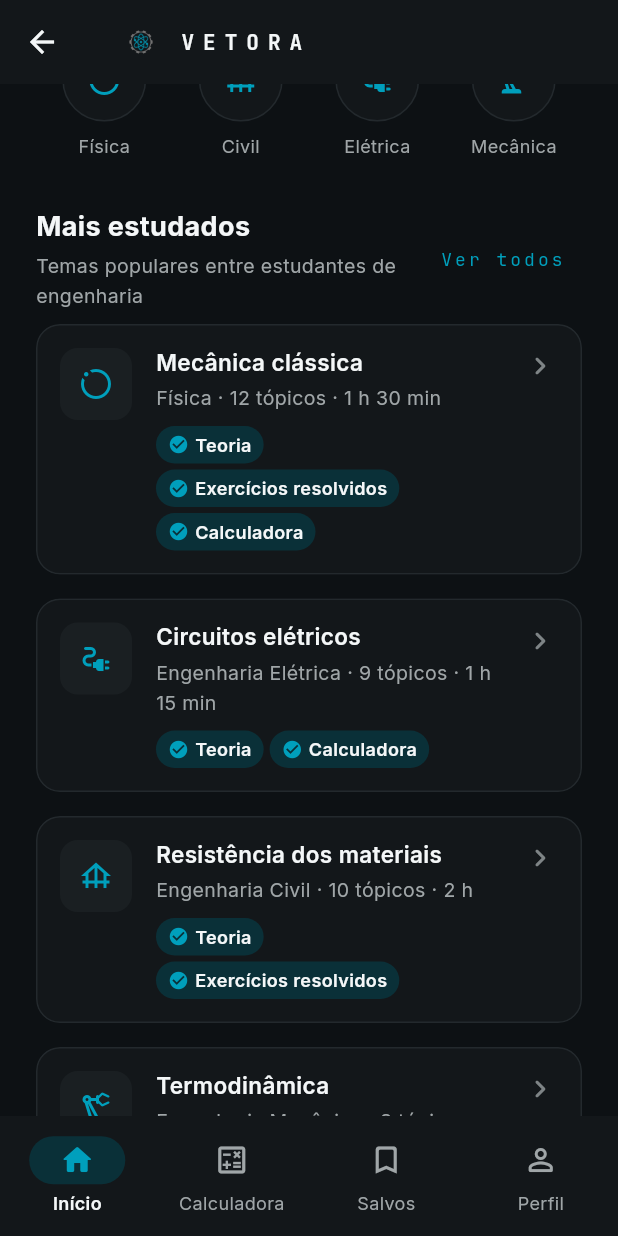
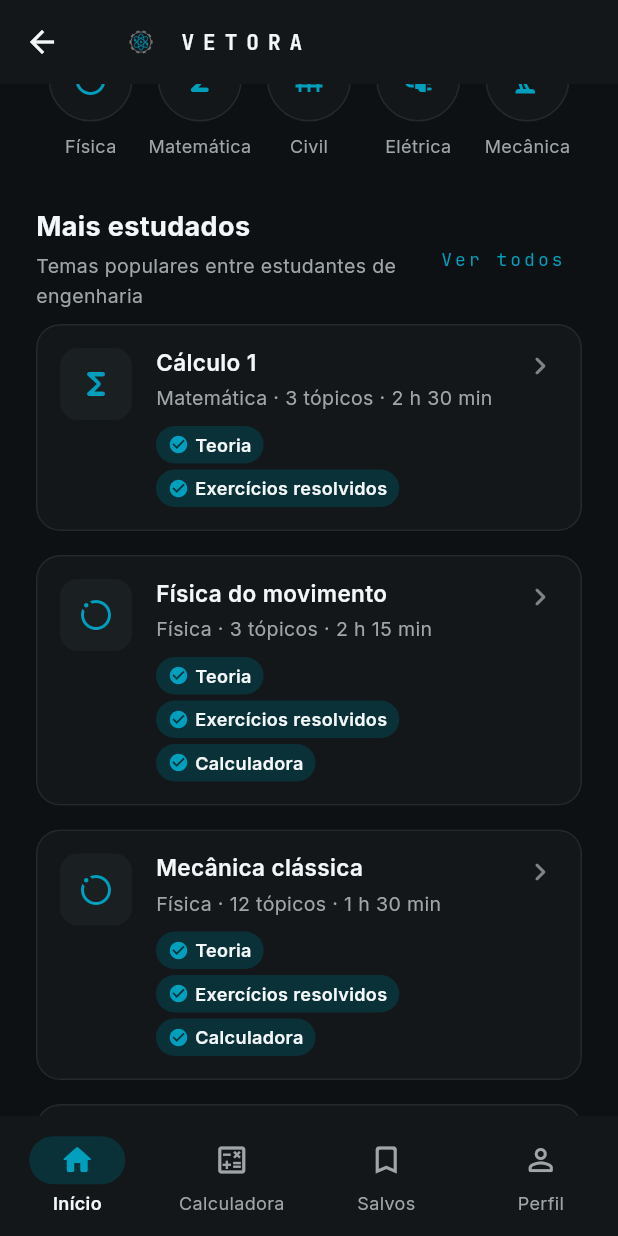
Before and after one commit to MaxDustD/vetora-app, a Flutter app: the AppShell screen opened by its route, scrolled down 576 dp, on a phone screen of 412 x 824 dp. Run offline on Flutter 3.47's test engine with Material 3 defaults, Android fonts, the phone set to English and light mode, and no system bars; our stand-ins replace shared_preferences; accounts and stored records are empty.

Commit message:
feat: adiciona material de Cálculo 1 e Física do movimento
- área Matemática e módulos Cálculo 1 e Física do movimento (Física 1)
- modelo de conteúdo: seções com blocos (parágrafo, fórmula, pontos-chave,
  exemplo resolvido) em uma classe selada
- seções de Cálculo 1: definição de função, limite e continuidade, derivadas
- seções de Física 1: unidades de medida, movimento, vetores
- repositório com fetchAll e fetchSections
- título de seção, esqueleto e mensagem de estado movidos para core/widgets

```diff
--- /dev/null
+++ b/lib/core/theme/app_layout.dart
@@ -0,0 +1,16 @@
+import 'dart:math' as math;
+
+import 'app_spacing.dart';
+
+/// Regras de layout compartilhadas pelas telas roláveis.
+abstract final class AppLayout {
+  /// Largura máxima de leitura (limite da classe de janela "compact").
+  static const double maxContentWidth = 600;
+
+  /// Margem lateral que centraliza o conteúdo em até [maxContentWidth] dp,
+  /// com no mínimo [AppSpacing.lg]. Calculada (em vez de um ConstrainedBox)
+  /// para funcionar em SliverPadding, mantendo a rolagem na tela toda.
+  static double horizontalPadding(double screenWidth) {
+    return math.max(AppSpacing.lg, (screenWidth - maxContentWidth) / 2);
+  }
+}
--- a/lib/features/home/presentation/widgets/section_header.dart
+++ b/lib/core/widgets/section_header.dart
@@ -1,8 +1,8 @@
 import 'package:flutter/material.dart';
 
-import '../../../../core/theme/app_colors.dart';
-import '../../../../core/theme/app_spacing.dart';
-import '../../../../core/theme/app_theme.dart';
+import '../theme/app_colors.dart';
+import '../theme/app_spacing.dart';
+import '../theme/app_theme.dart';
 
 /// Título de seção com ação opcional ("Ver todos").
 ///
--- a/lib/features/home/presentation/pages/home_page.dart
+++ b/lib/features/home/presentation/pages/home_page.dart
@@ -1,11 +1,12 @@
-import 'dart:math' as math;
-
 import 'package:flutter/foundation.dart';
 import 'package:flutter/material.dart';
 
 import '../../../../core/storage/onboarding_storage.dart';
 import '../../../../core/storage/profile_storage.dart';
+import '../../../../core/theme/app_layout.dart';
 import '../../../../core/theme/app_spacing.dart';
+import '../../../../core/widgets/section_header.dart';
+import '../../../../core/widgets/status_views.dart';
 import '../../../../core/widgets/vetora_header.dart';
 import '../../../modules/domain/engineering_area.dart';
 import '../../../modules/domain/study_module.dart';
@@ -15,10 +16,8 @@ import '../greeting.dart';
 import '../module_ordering.dart';
 import '../widgets/area_shortcuts.dart';
 import '../widgets/home_header.dart';
-import '../widgets/modules_states.dart';
 import '../widgets/profile_prompt_card.dart';
 import '../widgets/search_entry.dart';
-import '../widgets/section_header.dart';
 import '../widgets/study_focus_card.dart';
 
 /// Aba "Início": o resumo do dia e o ponto de partida.
@@ -52,7 +51,7 @@ class HomePage extends StatefulWidget {
   final DateTime Function() clock;
 
   /// Largura máxima de leitura (limite da classe de janela "compact").
-  static const double maxContentWidth = 600;
+  static const double maxContentWidth = AppLayout.maxContentWidth;
 
   @override
   State<HomePage> createState() => _HomePageState();
@@ -119,10 +118,7 @@ class _HomePageState extends State<HomePage> {
     final screenWidth = MediaQuery.sizeOf(context).width;
     // Em telas largas, o conteúdo fica com até 600 dp, centralizado; a área
     // de rolagem continua ocupando a tela toda.
-    final horizontalPadding = math.max(
-      AppSpacing.lg,
-      (screenWidth - HomePage.maxContentWidth) / 2,
-    );
+    final horizontalPadding = AppLayout.horizontalPadding(screenWidth);
     final profile = widget.profile;
     final openProfile =
         widget.onOpenProfile ?? () => _showComingSoon('O perfil');
@@ -223,13 +219,15 @@ class _HomePageState extends State<HomePage> {
             snapshot.connectionState != ConnectionState.done &&
             !snapshot.hasData;
         if (isLoading) {
-          return const SliverToBoxAdapter(child: ModulesLoading());
+          return const SliverToBoxAdapter(
+            child: SkeletonList(semanticLabel: 'Carregando módulos'),
+          );
         }
 
         if (snapshot.hasError) {
           // Nunca mostrar snapshot.error ao usuário: a mensagem é humana.
           return SliverToBoxAdapter(
-            child: ModulesMessage(
+            child: StatusMessage(
               icon: Icons.cloud_off_outlined,
               message: 'Não foi possível carregar os módulos.',
               actionLabel: 'Tentar novamente',
@@ -248,11 +246,11 @@ class _HomePageState extends State<HomePage> {
         if (modules.isEmpty) {
           return SliverToBoxAdapter(
             child: area == null
-                ? const ModulesMessage(
+                ? const StatusMessage(
                     icon: Icons.search_off_outlined,
                     message: 'Ainda não há módulos disponíveis.',
                   )
-                : ModulesMessage(
+                : StatusMessage(
                     icon: Icons.search_off_outlined,
                     message: 'Ainda não há módulos de ${area.label}.',
                     actionLabel: 'Limpar filtro',
--- a/lib/features/modules/data/fake_study_module_repository.dart
+++ b/lib/features/modules/data/fake_study_module_repository.dart
@@ -1,7 +1,9 @@
 import '../domain/engineering_area.dart';
 import '../domain/module_resource.dart';
+import '../domain/module_section.dart';
 import '../domain/study_module.dart';
 import '../domain/study_module_repository.dart';
+import 'fake_module_content.dart';
 
 /// Implementação de demonstração do [StudyModuleRepository].
 ///
@@ -19,6 +21,35 @@ class FakeStudyModuleRepository implements StudyModuleRepository {
   // Dados variados de propósito: um título longo, uma área com dois módulos,
   // um, dois e três recursos, durações abaixo e acima de 1 hora.
   static const List<StudyModule> _modules = [
+    StudyModule(
+      id: 'calculo-1',
+      title: 'Cálculo 1',
+      subtitle: 'Funções, limites e derivadas',
+      area: EngineeringArea.mathematics,
+      topicCount: 3,
+      durationInMinutes: 150,
+      resources: {ModuleResource.theory, ModuleResource.solvedExercises},
+      description:
+          'A base matemática da engenharia: o que é uma função, como ela '
+          'se comporta perto de um ponto e como medir a sua taxa de '
+          'variação.',
+    ),
+    StudyModule(
+      id: 'fisica-do-movimento',
+      title: 'Física do movimento',
+      subtitle: 'Física 1',
+      area: EngineeringArea.physics,
+      topicCount: 3,
+      durationInMinutes: 135,
+      resources: {
+        ModuleResource.theory,
+        ModuleResource.solvedExercises,
+        ModuleResource.calculator,
+      },
+      description:
+          'Equivalente a Física 1: unidades de medida, descrição do '
+          'movimento em uma dimensão e a linguagem dos vetores.',
+    ),
     StudyModule(
       id: 'mecanica-classica',
       title: 'Mecânica clássica',
@@ -70,4 +101,18 @@ class FakeStudyModuleRepository implements StudyModuleRepository {
     await Future<void>.delayed(delay);
     return _modules;
   }
+
+  @override
+  Future<List<StudyModule>> fetchAll() async {
+    await Future<void>.delayed(delay);
+    return _modules;
+  }
+
+  /// Só Cálculo 1 e Física do movimento têm material por enquanto; os demais
+  /// devolvem lista vazia ("material em preparação").
+  @override
+  Future<List<ModuleSection>> fetchSections(String moduleId) async {
+    await Future<void>.delayed(delay);
+    return fakeModuleContent[moduleId] ?? const [];
+  }
 }
--- a/lib/features/modules/domain/engineering_area.dart
+++ b/lib/features/modules/domain/engineering_area.dart
@@ -6,6 +6,7 @@
 /// versão que cabe no atalho.
 enum EngineeringArea {
   physics('Física', 'Física'),
+  mathematics('Matemática', 'Matemática'),
   civil('Engenharia Civil', 'Civil'),
   electrical('Engenharia Elétrica', 'Elétrica'),
   mechanical('Engenharia Mecânica', 'Mecânica');
--- /dev/null
+++ b/lib/features/modules/domain/module_section.dart
@@ -0,0 +1,18 @@
+import 'content_block.dart';
+
+/// Uma seção do material de um módulo (ex.: "Limite e continuidade").
+class ModuleSection {
+  const ModuleSection({
+    required this.id,
+    required this.title,
+    required this.summary,
+    required this.blocks,
+  });
+
+  final String id;
+  final String title;
+
+  /// Uma frase sobre o que a seção ensina, mostrada no índice do módulo.
+  final String summary;
+  final List<ContentBlock> blocks;
+}
--- a/lib/features/modules/domain/study_module.dart
+++ b/lib/features/modules/domain/study_module.dart
@@ -13,6 +13,8 @@ class StudyModule {
     required this.topicCount,
     required this.durationInMinutes,
     required this.resources,
+    this.subtitle = '',
+    this.description = '',
   });
 
   final String id;
@@ -21,4 +23,10 @@ class StudyModule {
   final int topicCount;
   final int durationInMinutes;
   final Set<ModuleResource> resources;
+
+  /// Complemento do título (ex.: "Física 1"). Vazio quando não há.
+  final String subtitle;
+
+  /// Apresentação do módulo, exibida na tela do módulo.
+  final String description;
 }
--- a/lib/features/modules/presentation/engineering_area_icon.dart
+++ b/lib/features/modules/presentation/engineering_area_icon.dart
@@ -7,6 +7,7 @@ import '../domain/engineering_area.dart';
 extension EngineeringAreaIcon on EngineeringArea {
   IconData get icon => switch (this) {
     EngineeringArea.physics => Icons.motion_photos_on_outlined,
+    EngineeringArea.mathematics => Icons.functions_rounded,
     EngineeringArea.civil => Icons.foundation_outlined,
     EngineeringArea.electrical => Icons.electrical_services_outlined,
     EngineeringArea.mechanical => Icons.precision_manufacturing_outlined,
```
Also changed, not shown: lib/core/widgets/status_views.dart (renamed from lib/features/home/presentation/widgets/modules_states.dart, +22 -12 lines), lib/features/modules/data/fake_module_content.dart (added, +429 -0 lines), lib/features/modules/domain/content_block.dart (added, +46 -0 lines), lib/features/modules/domain/study_module_repository.dart (+8 -0 lines), 1 other file.
